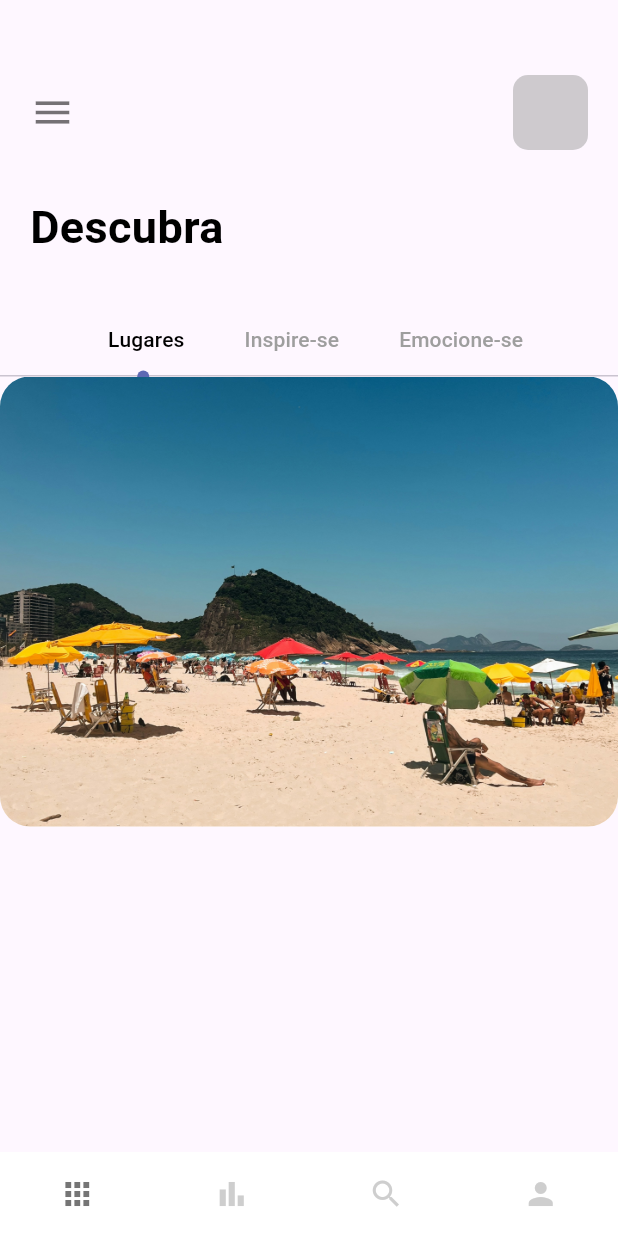
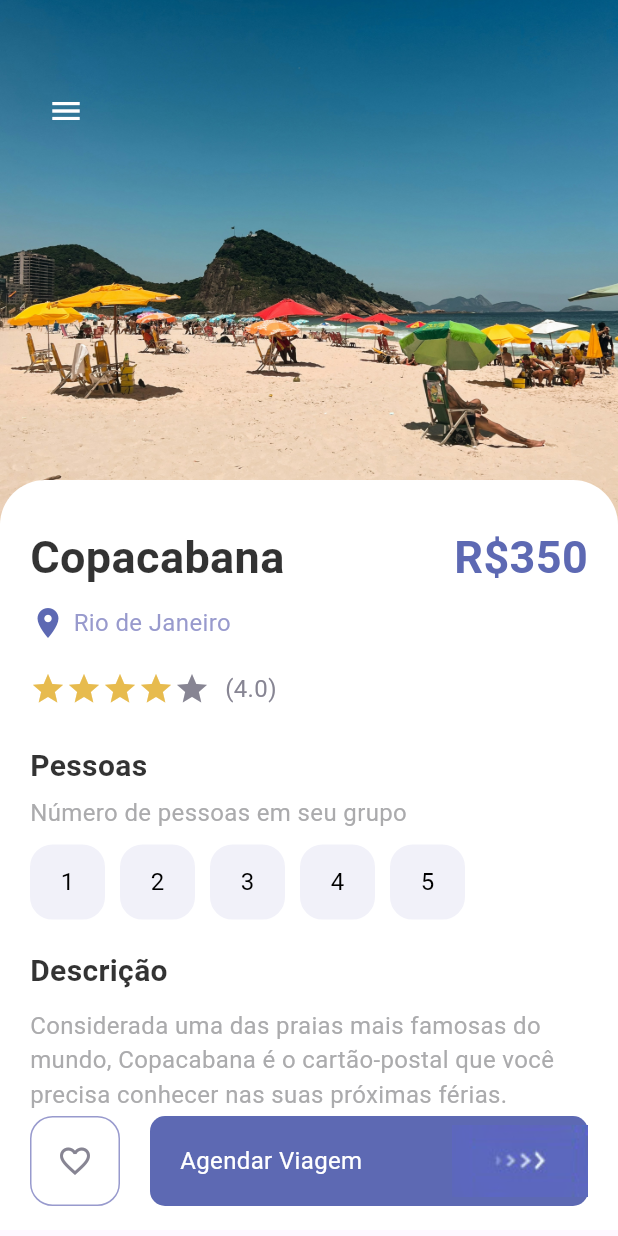
Before and after one commit to lucas-marchi/viaja_norte_e_sul, a Flutter app: the screen it shows after launch, on a phone screen of 412 x 824 dp. Run offline on Flutter 3.47's test engine with Material 3 defaults, Android fonts, the phone set to English and light mode, and no system bars.

Commit message:
finalizado as 3 páginas

```diff
--- a/lib/main.dart
+++ b/lib/main.dart
@@ -1,4 +1,5 @@
 import 'package:flutter/material.dart';
+import 'package:viaja_norte_e_sul/pages/detail_page.dart';
 import 'package:viaja_norte_e_sul/pages/navpages/main_page.dart';
 import 'package:viaja_norte_e_sul/pages/welcome_page.dart';
 
@@ -18,7 +19,7 @@ class MyApp extends StatelessWidget {
 
         primarySwatch: Colors.green,
       ),
-      home: MainPage()
+      home: DetailPage()
     );
   }
 }
--- /dev/null
+++ b/lib/pages/detail_page.dart
@@ -0,0 +1,149 @@
+import 'package:flutter/material.dart';
+import 'package:viaja_norte_e_sul/misc/colors.dart';
+import 'package:viaja_norte_e_sul/widgets/app_buttons.dart';
+import 'package:viaja_norte_e_sul/widgets/app_large_text.dart';
+import 'package:viaja_norte_e_sul/widgets/app_text.dart';
+import 'package:viaja_norte_e_sul/widgets/responsive_button.dart';
+
+class DetailPage extends StatefulWidget {
+  const DetailPage({super.key});
+
+  @override
+  State<DetailPage> createState() => _DetailPageState();
+}
+
+class _DetailPageState extends State<DetailPage> {
+  int gottenStars=4;
+  int selectedIndex=-1;
+  @override
+  Widget build(BuildContext context) {
+    return Scaffold(
+      body: Container(
+        width: double.maxFinite,
+        height: double.maxFinite,
+        child: Stack(
+          children: [
+            Positioned(
+              left: 0,
+              right: 0,
+              child: Container(
+                width: double.maxFinite,
+                height: 350,
+                decoration: BoxDecoration(
+                  image: DecorationImage(
+                    image: AssetImage("img/copacabana.jpg"),
+                    fit:BoxFit.cover
+                  ),
+                ),
+            )),
+            Positioned(
+              left: 20,
+              top: 50,
+              child: Row(
+                children: [
+                  IconButton(onPressed: (){}, icon: Icon(Icons.menu),
+                    color: Colors.white,
+                  )
+                ],
+            )),
+            Positioned(
+              top: 320,
+              child: Container(
+                padding: const EdgeInsets.only(left: 20, right: 20, top: 30),
+                width: MediaQuery.of(context).size.width,
+                height: 500,
+                decoration: BoxDecoration(
+                  color: Colors.white,
+                  borderRadius: BorderRadius.only(
+                    topLeft: Radius.circular(30),
+                    topRight: Radius.circular(30)
+                  )
+                ),
+                child: Column(
+                  crossAxisAlignment: CrossAxisAlignment.start,
+                  children: [
+                    Row(
+                      mainAxisAlignment: MainAxisAlignment.spaceBetween,
+                      children: [
+                        AppLargeText(text: "Copacabana", color: Colors.black.withOpacity(0.8)),
+                        AppLargeText(text: "R\$350", color: AppColors.mainColor,)
+                      ],
+                    ),
+                    SizedBox(height: 10,),
+                    Row(
+                      children: [
+                        Icon(Icons.location_on, color: AppColors.mainColor,),
+                        SizedBox(width: 5,),
+                        AppText(text: "Rio de Janeiro", color: AppColors.textColor1,)
+                      ],
+                    ),
+                    SizedBox(height: 20,),
+                    Row(
+                      children: [
+                        Wrap(
+                          children: List.generate(5, (index){
+                            return Icon(Icons.star, color: index<gottenStars?AppColors.starColor:AppColors.textColor2);
+                          }),
+                        ),
+                        SizedBox(width: 10,),
+                        AppText(text: "(4.0)", color: AppColors.textColor2,)
+                      ],
+                    ),
+                    SizedBox(height: 25,),
+                    AppLargeText(text: "Pessoas", color: Colors.black.withOpacity(0.8), size: 20),
+                    SizedBox(height: 5,),
+                    AppText(text: "Número de pessoas em seu grupo", color: AppColors.mainTextColor),
+                    SizedBox(height: 10,),
+                    Wrap(
+                      children: List.generate(5, (index){
+                        return InkWell(
+                          onTap: (){
+                            setState(() {
+                              selectedIndex=index;
+                            });
+                          },
+                          child: Container(
+                            margin: const EdgeInsets.only(right: 10),
+                            child: AppButtons(
+                              size: 50,
+                              color: selectedIndex==index?Colors.white:Colors.black,
+                              backgroundColor: selectedIndex==index?Colors.black:AppColors.buttonBackground,
+                              borderColor: selectedIndex==index?Colors.black:AppColors.buttonBackground,
+                              text: (index+1).toString(),
+                              ),
+                          ),
+                        );
+                      }),
+                    ),
+                    SizedBox(height: 20,),
+                    AppLargeText(text: "Descrição", color: Colors.black.withOpacity(0.8), size: 20,),
+                    SizedBox(height: 10,),
+                    AppText(text: "Considerada uma das praias mais famosas do mundo, Copacabana é o cartão-postal que você precisa conhecer nas suas próximas férias.", color: AppColors.mainTextColor),
+                  ],
+                ),
+              )),
+              Positioned(
+                bottom: 20,
+                left: 20,
+                right: 20,
+                child: Row(
+                  children: [
+                    AppButtons(size: 60,
+                    color: AppColors.textColor2,
+                    backgroundColor: Colors.white,
+                    borderColor: AppColors.textColor1,
+                    isIcon: true,
+                    icon: Icons.favorite_border,
+                    ),
+                    SizedBox(width: 20,),
+                    ResponsiveButton(
+                      isResponsive: true,
+                    )
+                  ],
+                ))
+          ],
+        ),
+      ),
+    );
+  }
+}
--- a/lib/pages/navpages/home_page.dart
+++ /dev/null
@@ -1,128 +0,0 @@
-import 'package:flutter/material.dart';
-import 'package:viaja_norte_e_sul/misc/colors.dart';
-import 'package:viaja_norte_e_sul/widgets/app_large_text.dart';
-
-class HomePage extends StatefulWidget {
-  const HomePage({super.key});
-
-  @override
-  State<HomePage> createState() => _HomePageState();
-}
-
-class _HomePageState extends State<HomePage> with TickerProviderStateMixin {
-
-  @override
-  Widget build(BuildContext context) {
-    TabController _tabController = TabController(length: 3, vsync: this);
-    return Scaffold(
-      body: Column(
-        crossAxisAlignment: CrossAxisAlignment.start,
-        children: [
-          //texto menu
-          Container(
-            padding: const EdgeInsets.only(top:50, left: 20),
-            child: Row(
-              children: [
-                Icon(Icons.menu, size:30, color: Colors.black54),
-                Expanded(child: Container()),
-                Container(
-                  margin: const EdgeInsets.only(right:  20),
-                  width: 50,
-                  height: 50,
-
-                  decoration: BoxDecoration(
-                    borderRadius: BorderRadius.circular(10),
-                    color: Colors.grey.withOpacity(0.5),
-                  ),
-                )
-              ],
-            ),
-          ),
-          SizedBox(height: 30,),
-          //texto descubra
-          Container(
-            margin: const EdgeInsets.only(left: 20),
-            child: AppLargeText(text: "Descubra"),
-          ),
-          SizedBox(height: 30,),
-          //tabbar
-          Container(
-            child: Align(
-              alignment: Alignment.centerLeft,
-              child: TabBar(
-                labelPadding: const EdgeInsets.only(left: 20, right: 20),
-                controller: _tabController,
-                labelColor: Colors.black,
-                unselectedLabelColor: Colors.grey,
-                isScrollable: true,
-                indicatorSize: TabBarIndicatorSize.label,
-                indicator: CircleTabIndicator(color: AppColors.mainColor, radius: 4),
-                tabs: [
-                  Tab(text: "Lugares"),
-                  Tab(text: "Inspire-se"),
-                  Tab(text: "Emocione-se"),
-                ],
-              ),
-            )
-          ),
-          Container(
-            height: 300,
-            width: double.maxFinite,
-            child: TabBarView(
-              controller: _tabController,
-              children: [
-                Container(
-                  width: 200,
-                  height: 300,
-                  decoration: BoxDecoration(
-                    borderRadius: BorderRadius.circular(20),
-                    color: Colors.white,
-                    image: DecorationImage(
-                      image: AssetImage(
-                        "img/copacabana.jpg"
-                      ),
-                      fit: BoxFit.cover
-                    )
-                  ),
-                ),
-                Text("Como vai?"),
-                Text("Tchau")
-              ],
-            ),
-          )
-        ],
-      ),
-    );
-  }
-}
-
-class CircleTabIndicator extends Decoration {
-  @override
-  final Color color;
-  double radius;
-  CircleTabIndicator({required this.color, required this.radius});
-  BoxPainter createBoxPainter([VoidCallback? onChanged]) {
-    // TODO: implement createBoxPainter
-    return _CirclePainter(color: color, radius:radius);
-  }
-
-
-}
-
-class _CirclePainter extends BoxPainter{
-  final Color color;
-  double radius;
-  _CirclePainter({required this.color, required this.radius});
-
-  @override
-  void paint(Canvas canvas, Offset offset,
-      ImageConfiguration configuration) {
-      Paint _paint = Paint();
-      _paint.color=color;
-      _paint.isAntiAlias=true;
-      final Offset circleOffset = Offset(configuration.size!.width/2 -radius/2, configuration.size!.height);
-
-    canvas.drawCircle(offset+circleOffset, radius, _paint);
-  }
-
-}
--- a/lib/pages/navpages/main_page.dart
+++ b/lib/pages/navpages/main_page.dart
@@ -1,6 +1,6 @@
 import 'package:flutter/material.dart';
 import 'package:viaja_norte_e_sul/pages/navpages/bar_item_page.dart';
-import 'package:viaja_norte_e_sul/pages/navpages/home_page.dart';
+import 'package:viaja_norte_e_sul/pages/home_page.dart';
 import 'package:viaja_norte_e_sul/pages/navpages/my_page.dart';
 import 'package:viaja_norte_e_sul/pages/navpages/search_page.dart';
 
--- /dev/null
+++ b/lib/widgets/app_buttons.dart
@@ -0,0 +1,38 @@
+import 'package:flutter/material.dart';
+import 'package:viaja_norte_e_sul/misc/colors.dart';
+import 'package:viaja_norte_e_sul/widgets/app_text.dart';
+
+class AppButtons extends StatelessWidget {
+  final Color color;
+  String? text;
+  IconData? icon;
+  final Color backgroundColor;
+  double size;
+  final Color borderColor;
+  bool? isIcon;
+
+  AppButtons({super.key,
+  this.isIcon=false,
+  this.text="hi",
+  this.icon,
+  required this.size,
+  required this.color,
+  required this.backgroundColor,
+  required this.borderColor});
+
+  @override
+  Widget build(BuildContext context) {
+    return Container(
+      width: size,
+      height: size,
+      decoration: BoxDecoration(
+          border: Border.all(
+            color: borderColor,
+            width: 1.0
+          ),
+          borderRadius: BorderRadius.circular(15),
+          color: backgroundColor),
+          child: isIcon==false?Center(child: AppText(text: text!, color: color,)):Center(child: Icon(icon, color: color,)),
+    );
+  }
+}
--- a/lib/widgets/responsive_button.dart
+++ b/lib/widgets/responsive_button.dart
@@ -1,25 +1,29 @@
 import 'package:flutter/material.dart';
 import 'package:viaja_norte_e_sul/misc/colors.dart';
+import 'package:viaja_norte_e_sul/widgets/app_text.dart';
 
 class ResponsiveButton extends StatelessWidget {
   bool? isResponsive;
   double? width;
-  ResponsiveButton({super.key, this.width, this.isResponsive=false});
+  ResponsiveButton({super.key, this.width=120, this.isResponsive=false});
 
   @override
   Widget build(BuildContext context) {
-    return Container(
-      width: width,
+    return Flexible(
+      child: Container(
+        width: isResponsive==true?double.maxFinite:width,
         height: 60,
         decoration: BoxDecoration(
           borderRadius: BorderRadius.circular(10),
           color: AppColors.mainColor
         ),
         child: Row(
-        mainAxisAlignment: MainAxisAlignment.center,
+          mainAxisAlignment: isResponsive==true?MainAxisAlignment.spaceBetween:MainAxisAlignment.center,
           children: [
+            isResponsive==true?Container(margin: EdgeInsets.only(left: 20), child: AppText(text: "Agendar Viagem", color: Colors.white,)):Container(),
             Image.asset("img/button-one.png")
           ],
+        ),
       ),
     );
   }
--- a/pubspec.yaml
+++ b/pubspec.yaml
@@ -35,6 +35,9 @@ dependencies:
   # The following adds the Cupertino Icons font to your application.
   # Use with the CupertinoIcons class for iOS style icons.
   cupertino_icons: ^1.0.6
+  bloc:
+  flutter_bloc:
+  equatable:
 
 dev_dependencies:
   flutter_test:
```
Also changed, not shown: lib/pages/home_page.dart (added, +196 -0 lines), img/balloning.png (added), img/hiking.png (added), img/kayaking.png (added), img/snorkling.png (added), lib/cubit/app_cubit_states.dart (added), pubspec.lock. Lines whose indentation alone changed are shown as unchanged.
